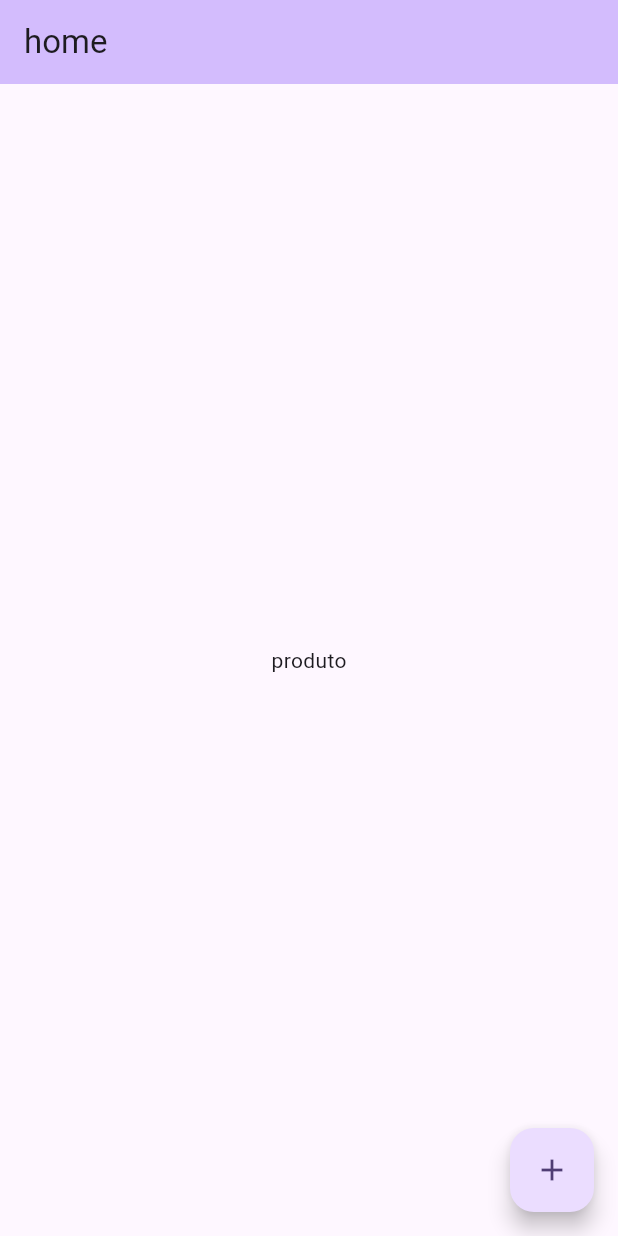
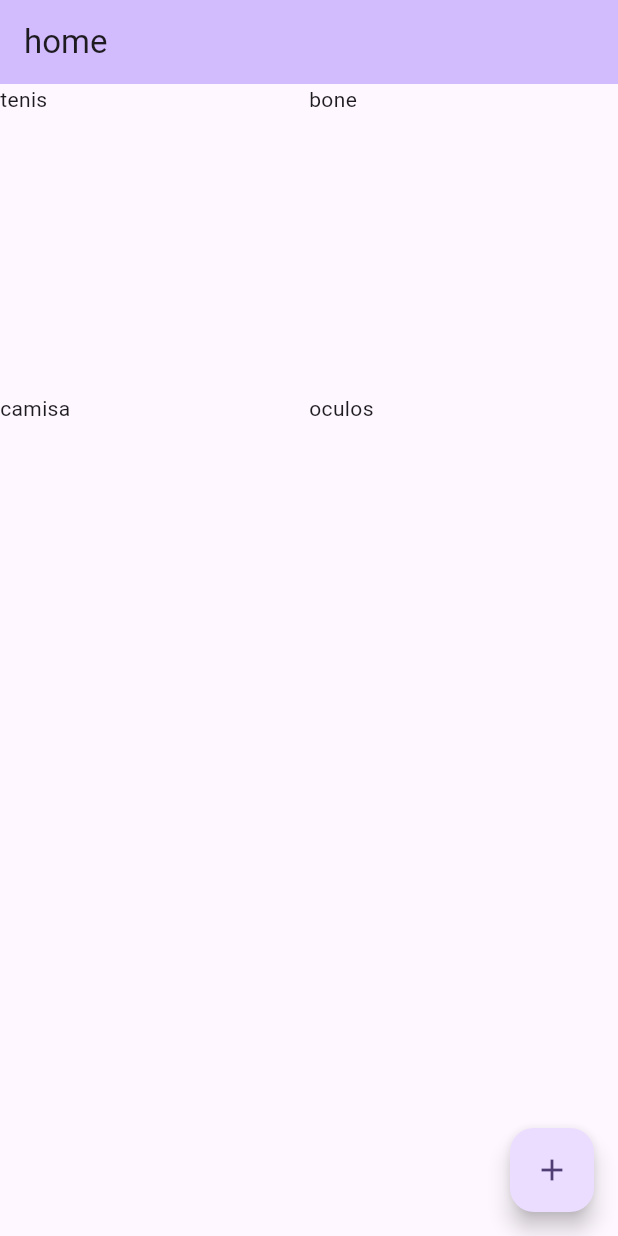
Before and after one commit to filipecancio/best-brand, a Flutter app: the screen it shows after launch, on a phone screen of 412 x 824 dp. Run offline on Flutter 3.47's test engine with Material 3 defaults, Android fonts, the phone set to English and light mode, and no system bars.

Commit message:
criando grade de produtos

```diff
--- a/lib/components/atom/product_item.dart
+++ b/lib/components/atom/product_item.dart
@@ -1,7 +1,10 @@
-
-import 'package:flutter/widgets.dart';
+import 'package:flutter/material.dart';
 
 class ProductItem extends StatefulWidget {
+  const ProductItem({super.key, required this.name});
+
+  final String name;
+
   @override
   State<StatefulWidget> createState() {
     return ProductItemState();
@@ -12,7 +15,7 @@ class ProductItem extends StatefulWidget {
 class ProductItemState extends State<ProductItem>{
   @override
   Widget build(BuildContext context) {
-    return const Text("produto");
+    return Text(widget.name);
   }
 
 }
--- a/lib/components/screen/home_screen.dart
+++ b/lib/components/screen/home_screen.dart
@@ -10,17 +10,19 @@ class HomeScreen extends StatefulWidget {
 
 class _HomeScreenState extends State<HomeScreen> {
 
+  List<String> productList = ["tenis","bone","camisa","oculos"];
+
   @override
   Widget build(BuildContext context) {
     return Scaffold(
       appBar: AppBar(
         backgroundColor: Theme.of(context).colorScheme.inversePrimary,
-        title: Text("home"),
+        title: const Text("home"),
       ),
       body: Center(
-        child: Column(
-          mainAxisAlignment: MainAxisAlignment.center,
-          children: <Widget>[ProductItem()],
+        child: GridView.count(
+            crossAxisCount: 2,
+          children: productList.map((product) => ProductItem(name: product)).toList(),
         ),
       ),
       floatingActionButton: FloatingActionButton(
```
